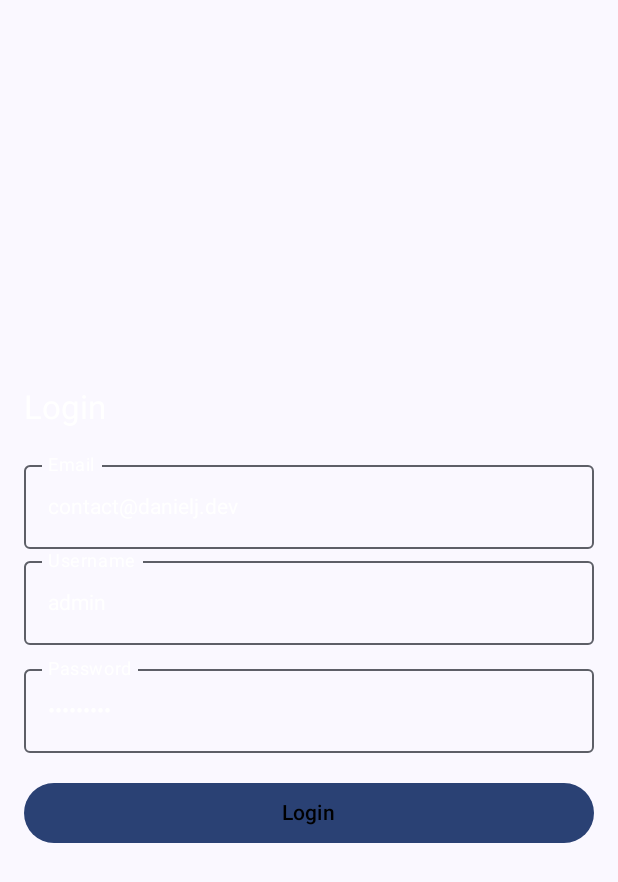
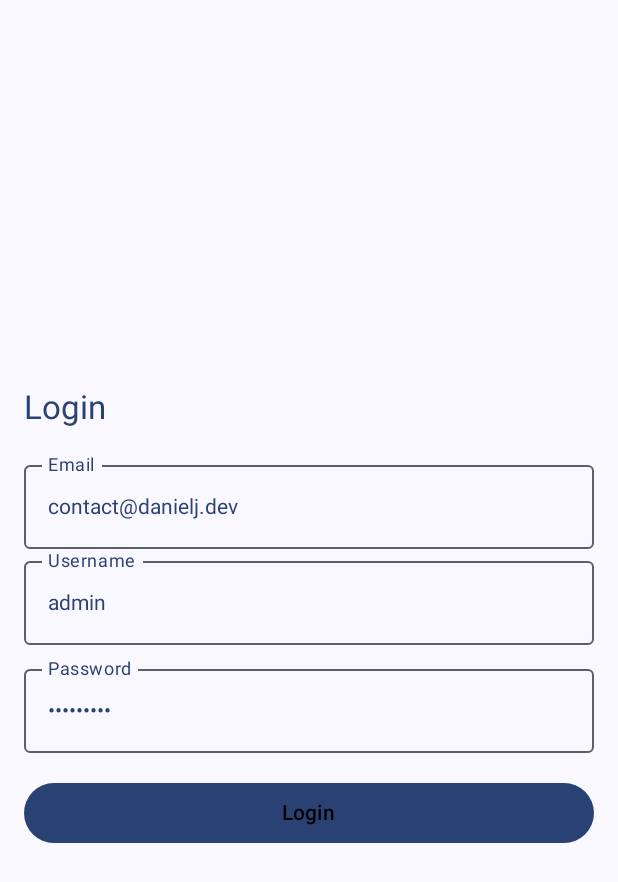
Before and after one commit to MaximilianBradford/Tap-n-Go-Warehouse-Solution, an Android app built with Jetpack Compose: the screen it shows after launch (MainActivity), on a phone screen of 412 x 824 dp. Shown: the top 882 px of the screen. Run offline under Robolectric (Android 15) with nearby library versions, the phone set to English and light mode, and no system bars.

Commit message:
Change colors

```diff
--- a/App/app/src/main/java/dev/tapngo/app/CheckoutScreen.kt
+++ b/App/app/src/main/java/dev/tapngo/app/CheckoutScreen.kt
@@ -24,13 +24,13 @@ fun CheckoutScreen(itemData: ItemData) {
     TapNGoTheme {
         // I don't even center this one
         Column(modifier = Modifier.padding(16.dp)) {
-            Text(text = "Checkout", style = MaterialTheme.typography.titleLarge, color = Color.White)
+            Text(text = "Checkout", style = MaterialTheme.typography.titleLarge, color = MaterialTheme.colorScheme.primary)
             Spacer(modifier = Modifier.height(8.dp))
             // It's safe to assume that the itemData is not null
             // Even if it is, theoretically the following values will just simply not appear.
-            Text(text = "SKU: ${itemData.sku}", color = Color.White)
+            Text(text = "SKU: ${itemData.sku}", color = MaterialTheme.colorScheme.primary)
             Spacer(modifier = Modifier.height(8.dp))
-            Text(text = "Description: ${itemData.description}", color = Color.White)
+            Text(text = "Description: ${itemData.description}", color = MaterialTheme.colorScheme.primary)
             Spacer(modifier = Modifier.height(8.dp))
             if (itemData.imageData != null) {
                 Image(
--- a/App/app/src/main/java/dev/tapngo/app/LoginScreen.kt
+++ b/App/app/src/main/java/dev/tapngo/app/LoginScreen.kt
@@ -42,31 +42,31 @@ fun LoginScreen(navController: NavHostController) {
             .padding(16.dp),
         verticalArrangement = Arrangement.Center
     ) {
-        Text(text = "Login", style = MaterialTheme.typography.titleLarge, color = Color.White)
+        Text(text = "Login", style = MaterialTheme.typography.titleLarge, color = MaterialTheme.colorScheme.primary)
         Spacer(modifier = Modifier.height(16.dp))
         // Fields for text input
         OutlinedTextField(
             value = email,
             onValueChange = { email = it },
-            label = { Text("Email", color = Color.White) },
+            label = { Text("Email", color = MaterialTheme.colorScheme.primary) },
             modifier = Modifier.fillMaxWidth(),
-            textStyle = TextStyle(color = Color.White)
+            textStyle = TextStyle(color = MaterialTheme.colorScheme.primary)
         )
         OutlinedTextField(
             value = username,
             onValueChange = { username = it },
-            label = { Text("Username", color = Color.White) },
+            label = { Text("Username", color = MaterialTheme.colorScheme.primary) },
             modifier = Modifier.fillMaxWidth(),
-            textStyle = TextStyle(color = Color.White)
+            textStyle = TextStyle(color = MaterialTheme.colorScheme.primary)
         )
         Spacer(modifier = Modifier.height(8.dp))
         OutlinedTextField(
             value = password,
             onValueChange = { password = it },
-            label = { Text("Password", color = Color.White) },
+            label = { Text("Password", color = MaterialTheme.colorScheme.primary) },
             modifier = Modifier.fillMaxWidth(),
             visualTransformation = PasswordVisualTransformation(),
-            textStyle = TextStyle(color = Color.White)
+            textStyle = TextStyle(color = MaterialTheme.colorScheme.primary)
         )
         Spacer(modifier = Modifier.height(16.dp))
         // Login button
--- a/App/app/src/main/java/dev/tapngo/app/MainActivity.kt
+++ b/App/app/src/main/java/dev/tapngo/app/MainActivity.kt
@@ -172,7 +172,7 @@ fun AppNavHost(navController: NavHostController) {
 fun MainScreen() {
     Column {
         if(nfcReader != null && nfcReader!!.isScanning){
-            Text("Waiting for NFC...", style = MaterialTheme.typography.titleLarge, color = Color.White)
+            Text("Waiting for NFC...", style = MaterialTheme.typography.titleLarge, color = MaterialTheme.colorScheme.primary)
         } else {
             ItemList()
         }
--- a/App/app/src/main/res/xml/network_security_config.xml
+++ b/App/app/src/main/res/xml/network_security_config.xml
@@ -5,5 +5,7 @@
         <domain includeSubdomains="true">localhost</domain>
         <domain includeSubdomains="true">127.0.0.1</domain>
         <domain includeSubdomains="true">10.0.2.2</domain>
+        <domain includeSubdomains="true">10.250.100.115</domain>
+        <domain includeSubdomains="true">10.250.100.42</domain>
     </domain-config>
 </network-security-config>
```
Also changed, not shown: App/app/src/main/java/dev/tapngo/app/ListItem.kt (+4 -3 lines).
